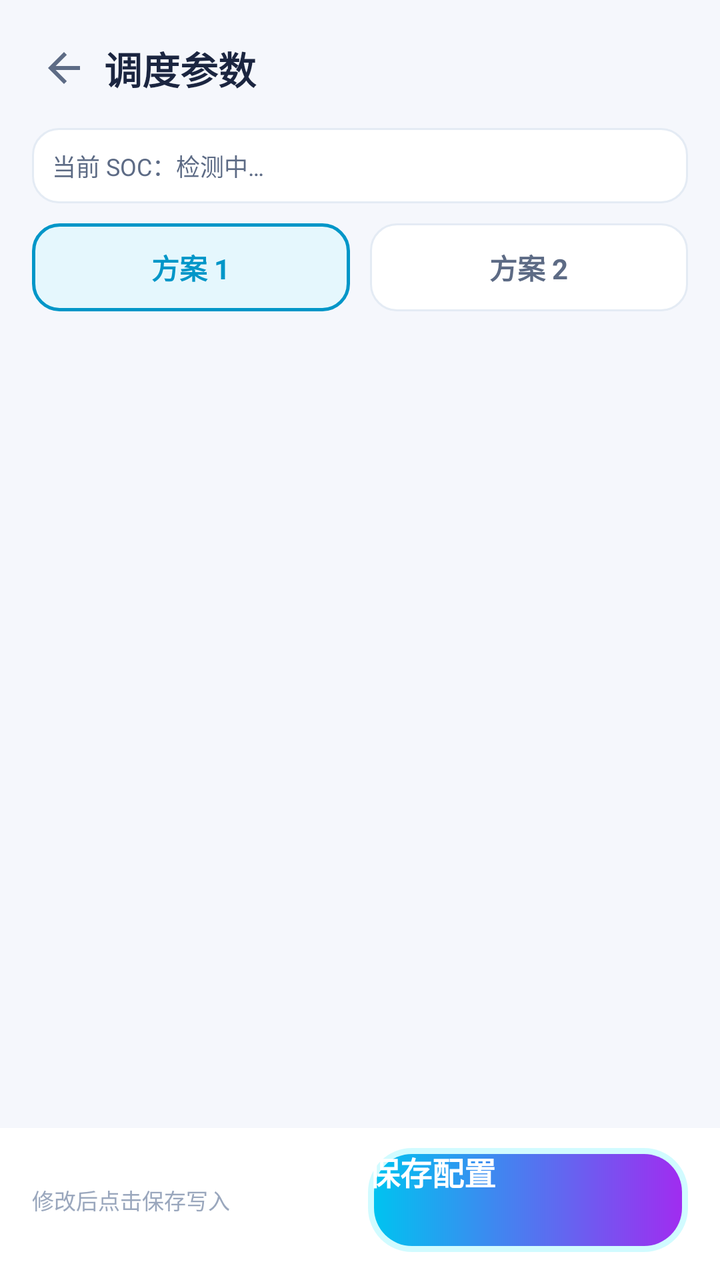
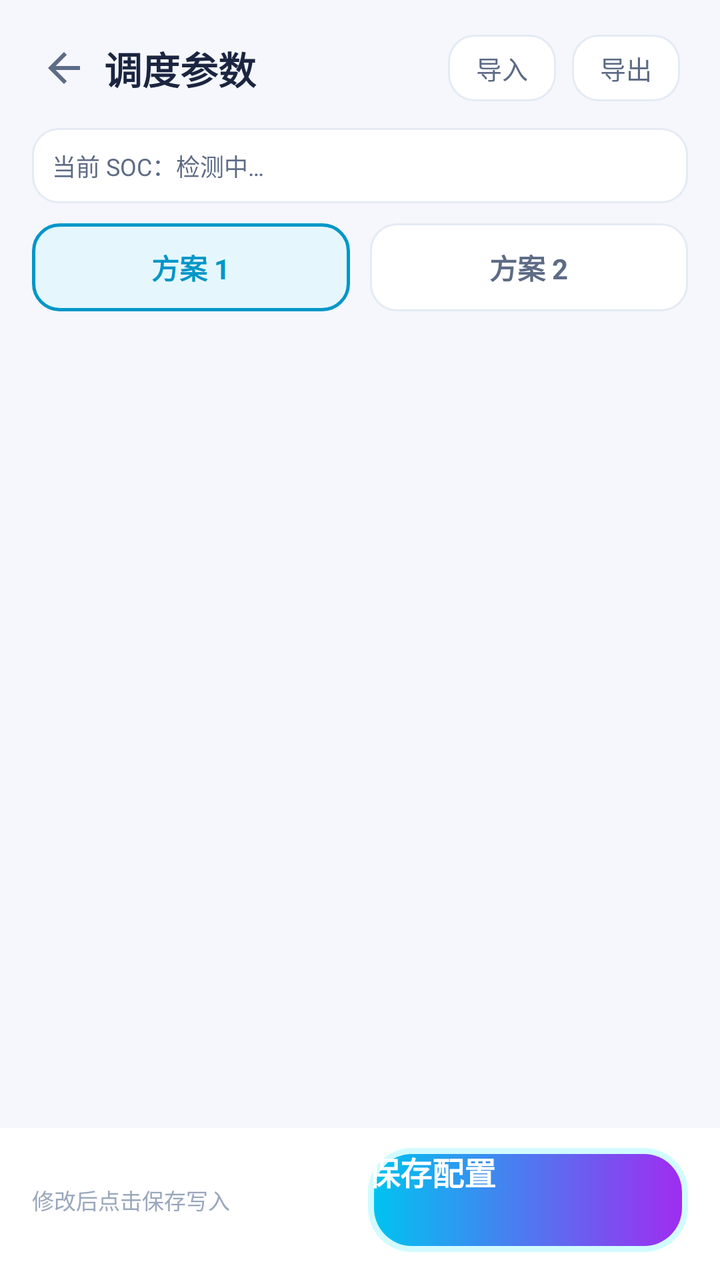

The first picture is an Android layout as it rendered before a commit; the second is the same layout after the commit. The layout source and the unified diff follow.
<!-- AndroidManifest.xml: application theme AppTheme -->
<!-- res/layout/activity_schedule.xml -->
<?xml version="1.0" encoding="utf-8"?>
<LinearLayout xmlns:android="http://schemas.android.com/apk/res/android"
    android:layout_width="match_parent"
    android:layout_height="match_parent"
    android:orientation="vertical">

    
    <LinearLayout
        android:layout_width="match_parent"
        android:layout_height="wrap_content"
        android:orientation="horizontal"
        android:gravity="center_vertical"
        android:paddingStart="12dp"
        android:paddingEnd="20dp"
        android:paddingTop="14dp"
        android:paddingBottom="10dp">

        <ImageView
            android:id="@+id/btnBack"
            android:layout_width="40dp"
            android:layout_height="40dp"
            android:padding="8dp"
            android:src="@drawable/ic_back"
            android:background="?android:attr/selectableItemBackgroundBorderless"
            android:contentDescription="返回" />

        <TextView
            android:layout_width="0dp"
            android:layout_height="wrap_content"
            android:layout_weight="1"
            android:text="调度参数"
            android:textColor="@color/textPrimary"
            android:textSize="19sp"
            android:textStyle="bold" />
    </LinearLayout>

    
    <TextView
        android:id="@+id/socTip"
        android:layout_width="match_parent"
        android:layout_height="wrap_content"
        android:layout_marginStart="16dp"
        android:layout_marginEnd="16dp"
        android:background="@drawable/bg_tab"
        android:padding="10dp"
        android:text="当前 SOC：检测中…"
        android:textColor="@color/textSecondary"
        android:textSize="12sp" />

    
    <LinearLayout
        android:layout_width="match_parent"
        android:layout_height="wrap_content"
        android:orientation="horizontal"
        android:layout_marginStart="16dp"
        android:layout_marginEnd="16dp"
        android:layout_marginTop="10dp">

        <TextView
            android:id="@+id/tabA"
            android:layout_width="0dp"
            android:layout_height="44dp"
            android:layout_weight="1"
            android:gravity="center"
            android:background="@drawable/bg_tab_sel"
            android:text="方案 1"
            android:textColor="@color/accent"
            android:textSize="14sp"
            android:textStyle="bold" />

        <View
            android:layout_width="10dp"
            android:layout_height="1dp" />

        <TextView
            android:id="@+id/tabB"
            android:layout_width="0dp"
            android:layout_height="44dp"
            android:layout_weight="1"
            android:gravity="center"
            android:background="@drawable/bg_tab"
            android:text="方案 2"
            android:textColor="@color/textSecondary"
            android:textSize="14sp"
            android:textStyle="bold" />
    </LinearLayout>

    <ScrollView
        android:id="@+id/scroll"
        android:layout_width="match_parent"
        android:layout_height="0dp"
        android:layout_weight="1"
        android:scrollbars="none">

        <LinearLayout
            android:id="@+id/modesContainer"
            android:layout_width="match_parent"
            android:layout_height="wrap_content"
            android:orientation="vertical"
            android:paddingStart="16dp"
            android:paddingEnd="16dp"
            android:paddingTop="14dp"
            android:paddingBottom="24dp" />
    </ScrollView>

    
    <LinearLayout
        android:layout_width="match_parent"
        android:layout_height="wrap_content"
        android:orientation="horizontal"
        android:gravity="center_vertical"
        android:paddingStart="16dp"
        android:paddingEnd="16dp"
        android:paddingTop="10dp"
        android:paddingBottom="14dp"
        android:background="@color/titleBar">

        <TextView
            android:id="@+id/saveHint"
            android:layout_width="0dp"
            android:layout_height="wrap_content"
            android:layout_weight="1"
            android:text="修改后点击保存写入"
            android:textColor="@color/textDim"
            android:textSize="11sp" />

        <Button
            android:id="@+id/saveBtn"
            android:layout_width="160dp"
            android:layout_height="52dp"
            android:background="@drawable/btn_primary"
            android:text="保存配置"
            android:textColor="#FFFFFF"
            android:textSize="16sp"
            android:textStyle="bold" />
    </LinearLayout>
</LinearLayout>
<!-- resources referenced by this layout -->
<resources>
  <color name="accent">#0096C8</color>
  <color name="textDim">#9AA7BD</color>
  <color name="textPrimary">#1B2540</color>
  <color name="textSecondary">#5D6B85</color>
  <color name="titleBar">#FFFFFF</color>
  <!-- drawable bg_tab (drawable) -->
  <?xml version="1.0" encoding="utf-8"?>
  <shape xmlns:android="http://schemas.android.com/apk/res/android">
      <solid android:color="@color/bgCard" />
      <corners android:radius="13dp" />
      <stroke android:width="1dp" android:color="@color/bgCardStroke" />
  </shape>
  <!-- drawable bg_tab_sel (drawable) -->
  <?xml version="1.0" encoding="utf-8"?>
  <shape xmlns:android="http://schemas.android.com/apk/res/android">
      <solid android:color="@color/accentSoft" />
      <corners android:radius="13dp" />
      <stroke android:width="1.5dp" android:color="@color/accent" />
  </shape>
  <!-- drawable btn_primary (drawable) -->
  <?xml version="1.0" encoding="utf-8"?>
  <layer-list xmlns:android="http://schemas.android.com/apk/res/android">
      <item>
          <shape>
              <solid android:color="#2E00E5FF" />
              <corners android:radius="22dp" />
          </shape>
      </item>
      <item android:left="3dp" android:top="3dp" android:right="3dp" android:bottom="3dp">
          <shape>
              <gradient android:startColor="#00C3F0" android:endColor="#A02CF0" android:angle="0" />
              <corners android:radius="19dp" />
          </shape>
      </item>
  </layer-list>
  <!-- drawable ic_back (drawable) -->
  <?xml version="1.0" encoding="utf-8"?>
  <vector xmlns:android="http://schemas.android.com/apk/res/android"
      android:width="24dp" android:height="24dp"
      android:viewportWidth="24" android:viewportHeight="24">
      <path android:fillColor="#5D6B85"
          android:pathData="M20,11H7.83l5.59,-5.59L12,4l-8,8 8,8 1.41,-1.41L7.83,13H20v-2z" />
  </vector>
  <style name="AppTheme" parent="android:Theme.Material.Light.NoActionBar">
          <item name="android:windowBackground">@color/bg</item>
          <item name="android:colorPrimary">@color/accent</item>
          <item name="android:colorAccent">@color/accent</item>
          <item name="android:statusBarColor">@color/bg</item>
          <item name="android:navigationBarColor">@color/bg</item>
          <item name="android:windowLightStatusBar">true</item>
          <item name="android:colorControlActivated">@color/accent</item>
          <item name="android:colorControlNormal">@color/textDim</item>
      </style>
  <color name="bgCard">#FFFFFF</color>
  <color name="bgCardStroke">#E4EBF4</color>
  <color name="accentSoft">#E5F7FD</color>
  <color name="bg">#F5F7FC</color>
</resources>

<!-- the commit's change to res/layout/activity_schedule.xml (unified diff, before → after) -->
@@ -32,6 +32,33 @@
             android:textColor="@color/textPrimary"
             android:textSize="19sp"
             android:textStyle="bold" />
+
+        <TextView
+            android:id="@+id/btnImport"
+            android:layout_width="wrap_content"
+            android:layout_height="wrap_content"
+            android:layout_marginEnd="8dp"
+            android:background="@drawable/bg_tab"
+            android:paddingStart="14dp"
+            android:paddingEnd="14dp"
+            android:paddingTop="7dp"
+            android:paddingBottom="7dp"
+            android:text="导入"
+            android:textColor="@color/textSecondary"
+            android:textSize="13sp" />
+
+        <TextView
+            android:id="@+id/btnExport"
+            android:layout_width="wrap_content"
+            android:layout_height="wrap_content"
+            android:background="@drawable/bg_tab"
+            android:paddingStart="14dp"
+            android:paddingEnd="14dp"
+            android:paddingTop="7dp"
+            android:paddingBottom="7dp"
+            android:text="导出"
+            android:textColor="@color/textSecondary"
+            android:textSize="13sp" />
     </LinearLayout>
 
     
